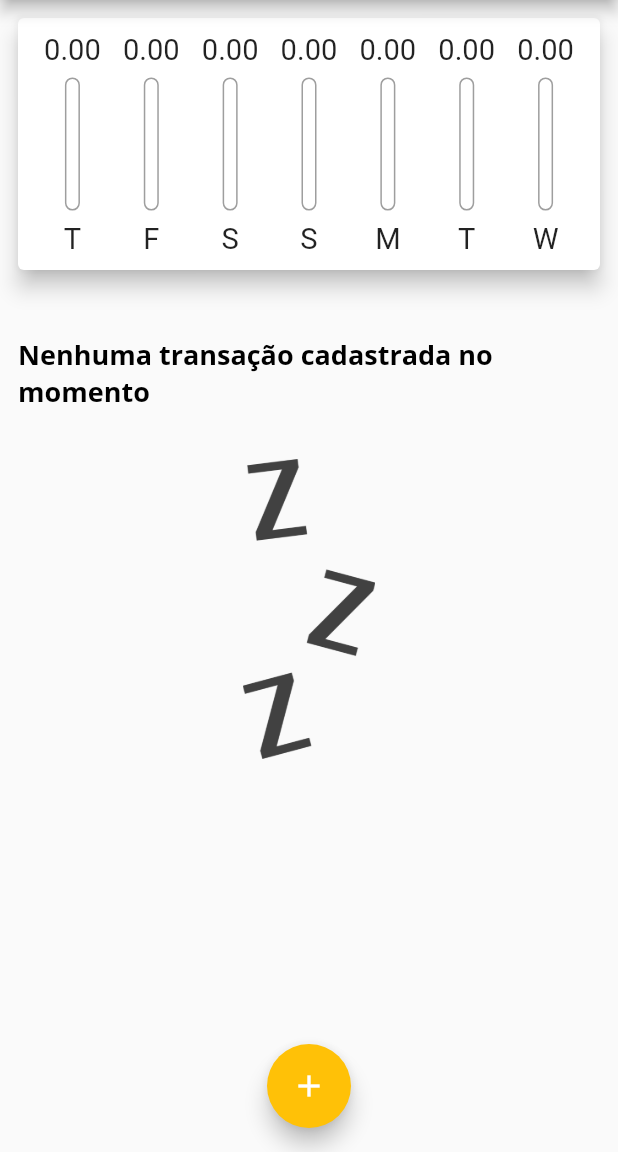
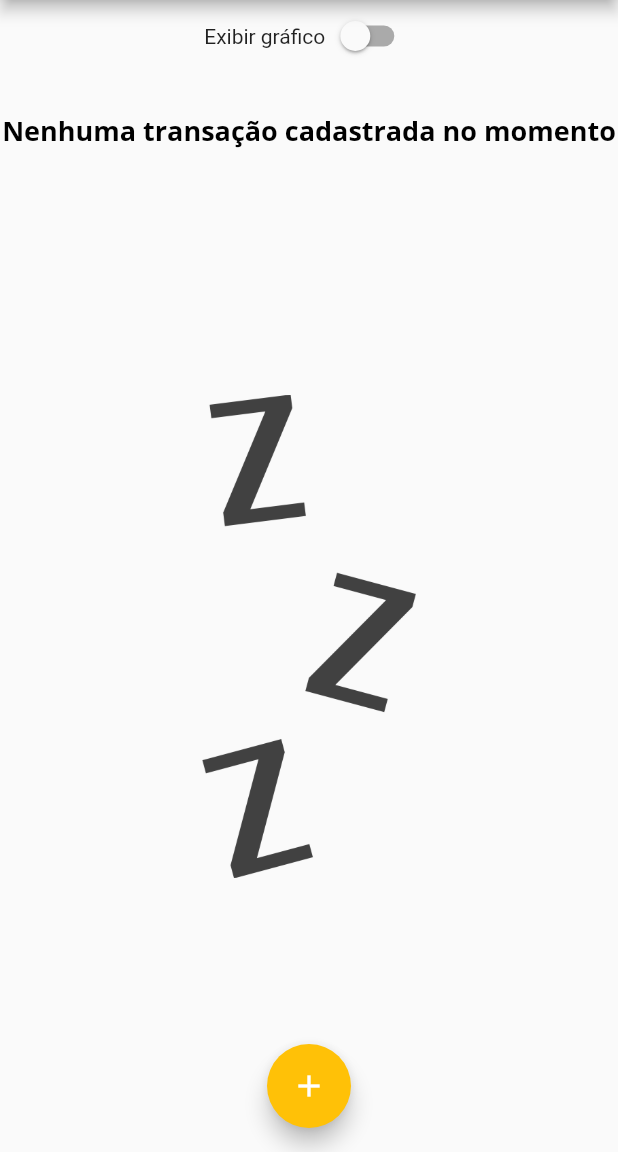
Before and after one commit to jeehmilena/ExpensesApp, a Flutter app: the screen it shows after launch, on a phone screen of 412 x 824 dp, the part 84-1236 px from its top. Run offline on Flutter 3.47's test engine with Material 2 defaults, Android fonts, the phone set to English and light mode, and no system bars.

Commit message:
Responsividade da imagem

```diff
--- a/lib/main.dart
+++ b/lib/main.dart
@@ -52,6 +52,7 @@ class MyHomePage extends StatefulWidget {
 
 class _MyHomePageState extends State<MyHomePage> {
   final List<Transaction> _transactions = [];
+  bool _showChart = false;
 
   List<Transaction> get _recentTransactionsWeek {
     return _transactions.where((transaction) {
@@ -60,7 +61,7 @@ class _MyHomePageState extends State<MyHomePage> {
   }
 
   _addTransaction(String title, double value, DateTime date) {
-    final newTransaction = Transaction(
+    final _newTransaction = Transaction(
       id: Random().nextDouble().toString(),
       title: title,
       value: value,
@@ -68,7 +69,7 @@ class _MyHomePageState extends State<MyHomePage> {
     );
 
     setState(() {
-      _transactions.add(newTransaction);
+      _transactions.add(_newTransaction);
     });
 
     Navigator.of(context).pop();
@@ -113,14 +114,30 @@ class _MyHomePageState extends State<MyHomePage> {
         child: Column(
           crossAxisAlignment: CrossAxisAlignment.stretch,
           children: [
-            SizedBox(
-              height: availableHeight * 0.25,
-              child: TransactionChart(_recentTransactionsWeek),
+            Row(
+              mainAxisAlignment: MainAxisAlignment.center,
+              children: [
+                const Text('Exibir gráfico'),
+                Switch(
+                  value: _showChart,
+                  onChanged: (value) {
+                    setState(() {
+                      _showChart = value;
+                    });
+                  },
+                ),
+              ],
             ),
-            SizedBox(
-              height: availableHeight * 0.6,
-              child: TransactionList(_transactions, _removeTransaction),
-            ),
+            if (_showChart)
+              SizedBox(
+                height: availableHeight * 0.30,
+                child: TransactionChart(_recentTransactionsWeek),
+              ),
+            if (!_showChart)
+              SizedBox(
+                height: availableHeight * 0.70,
+                child: TransactionList(_transactions, _removeTransaction),
+              ),
           ],
         ),
       ),
--- a/lib/widgets/transaction_list.dart
+++ b/lib/widgets/transaction_list.dart
@@ -12,25 +12,29 @@ class TransactionList extends StatelessWidget {
   @override
   Widget build(BuildContext context) {
     return transactions.isEmpty
-        ? Column(
+        ? LayoutBuilder(
+            builder: (ctx, constrains) {
+              return Column(
                 children: [
-              const SizedBox(height: 20),
-              Padding(
-                padding: const EdgeInsets.all(12),
+                  SizedBox(height: constrains.maxHeight * 0.05),
+                  SizedBox(
+                    height: constrains.maxHeight * 0.3,
                     child: Text(
                       'Nenhuma transação cadastrada no momento',
                       style: Theme.of(context).textTheme.titleLarge,
                     ),
                   ),
-              const SizedBox(height: 20),
+                  SizedBox(height: constrains.maxHeight * 0.05),
                   SizedBox(
-                height: 200,
+                    height: constrains.maxHeight * 0.6,
                     child: Image.asset(
                       'assets/images/waiting.png',
                       fit: BoxFit.cover,
                     ),
                   ),
                 ],
+              );
+            },
           )
         : ListView.builder(
             itemCount: transactions.length,
```
Lines whose indentation alone changed are shown as unchanged.
